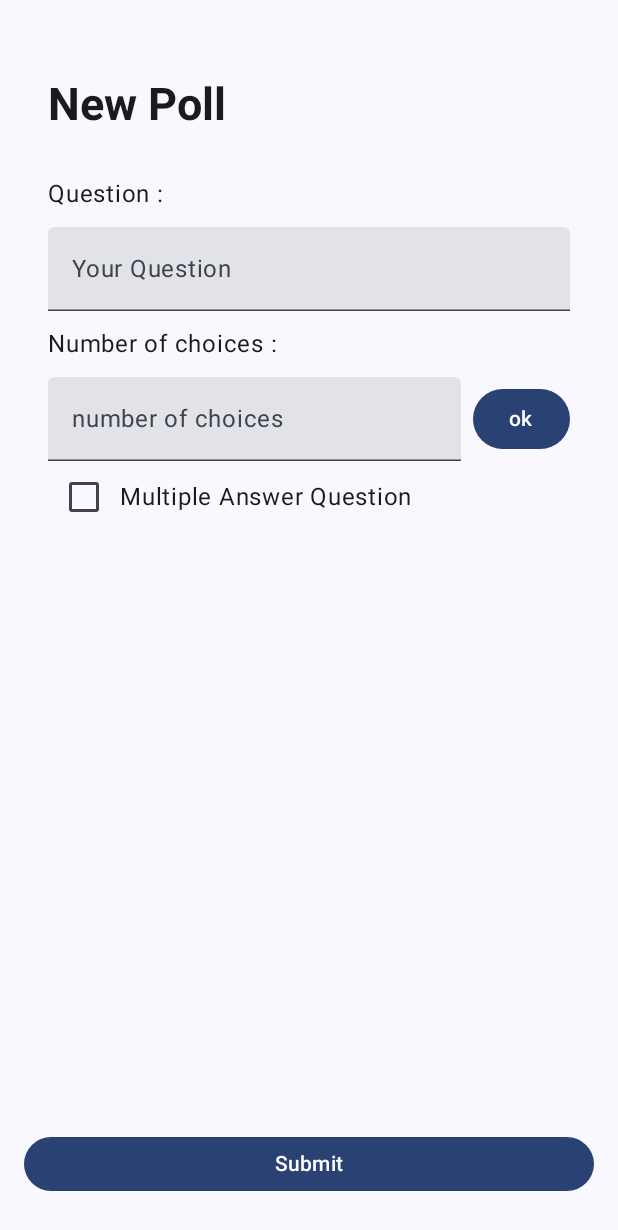
After one commit to foivos-laz/Mobile_Computing_Project, an Android app built with Jetpack Compose: the PollCreationPage screen opened through its navigation route, on a phone screen of 412 x 824 dp. The commit adds this screen. Shown: the top 1230 px of the screen. Run offline under Robolectric (Android 15) with nearby library versions, the phone set to English and light mode, and no system bars; our stand-ins replace Firebase (no records; nobody signed in at launch, a user with empty details on screens opened directly).

Commit message:
add poll and poll creation

```diff
--- a/app/src/main/java/com/example/mobilecomputingassignment/AppNavigation.kt
+++ b/app/src/main/java/com/example/mobilecomputingassignment/AppNavigation.kt
@@ -9,6 +9,7 @@ import androidx.navigation.compose.rememberNavController
 import com.example.mobilecomputingassignment.model.EventModel
 import com.example.mobilecomputingassignment.pages.ClubDetailsPage
 import com.example.mobilecomputingassignment.pages.EventDetailsPage
+import com.example.mobilecomputingassignment.pages.PollCreationPage
 import com.example.mobilecomputingassignment.screen.AuthScreen
 import com.example.mobilecomputingassignment.screen.HomeScreen
 import com.example.mobilecomputingassignment.screen.LoginScreen
@@ -60,6 +61,9 @@ fun AppNavigation(modifier: Modifier = Modifier) {
             var clubID = it.arguments?.getString("uid")
             ClubDetailsPage(modifier, clubID?:"")
         }
+        composable(Routes.pollcreationpage) {
+            PollCreationPage(modifier)
+        }
     })
 }
 
--- a/app/src/main/java/com/example/mobilecomputingassignment/Routes.kt
+++ b/app/src/main/java/com/example/mobilecomputingassignment/Routes.kt
@@ -8,4 +8,5 @@ object Routes {
     var namechangescreen = "NameChangeScreen"
     var eventdetailspage = "EventDetailsPage"
     var clubdetailspage = "ClubDetailsPage"
+    var pollcreationpage = "PollCreationPage"
 }
--- /dev/null
+++ b/app/src/main/java/com/example/mobilecomputingassignment/pages/PollCreationPage.kt
@@ -0,0 +1,172 @@
+package com.example.mobilecomputingassignment.pages
+
+import androidx.compose.foundation.clickable
+import androidx.compose.foundation.layout.Box
+import androidx.compose.foundation.layout.Column
+import androidx.compose.foundation.layout.Row
+import androidx.compose.foundation.layout.Spacer
+import androidx.compose.foundation.layout.fillMaxSize
+import androidx.compose.foundation.layout.fillMaxWidth
+import androidx.compose.foundation.layout.height
+import androidx.compose.foundation.layout.padding
+import androidx.compose.foundation.layout.width
+import androidx.compose.foundation.rememberScrollState
+import androidx.compose.foundation.verticalScroll
+import androidx.compose.material3.Button
+import androidx.compose.material3.Checkbox
+import androidx.compose.runtime.Composable
+import androidx.compose.material3.Text
+import androidx.compose.material3.TextField
+import androidx.compose.runtime.mutableStateListOf
+import androidx.compose.runtime.remember
+import androidx.compose.ui.Modifier
+import androidx.compose.runtime.mutableStateOf
+import androidx.compose.ui.Alignment
+import androidx.compose.ui.graphics.Color
+import androidx.compose.ui.text.TextStyle
+import androidx.compose.ui.text.font.FontWeight
+import androidx.compose.ui.unit.dp
+import androidx.compose.ui.unit.sp
+import com.google.firebase.firestore.FirebaseFirestore
+import com.example.mobilecomputingassignment.GlobalNavigation
+import com.example.mobilecomputingassignment.Routes
+import com.google.firebase.Firebase
+import com.google.firebase.firestore.firestore
+
+@Composable
+fun PollCreationPage(modifier: Modifier = Modifier) {
+    Box(modifier = Modifier.fillMaxSize()) {
+        val scrollState = rememberScrollState()
+        val texte = remember { mutableStateListOf("") }
+        var errorMessage = remember { mutableStateOf(false) }
+        val isNumberChoose = remember { mutableStateOf(false) }
+        val multipleChoice = remember { mutableStateOf(false) }
+        Column(modifier = Modifier.fillMaxWidth().padding(32.dp)
+            .verticalScroll(scrollState)
+            .padding(0.dp,0.dp, 0.dp, 60.dp)) {
+            Text(
+                text = "New Poll",
+                modifier = Modifier.fillMaxWidth().padding(0.dp, 20.dp),
+                style = TextStyle(
+                    fontSize = 30.sp,
+                    fontWeight = FontWeight.Bold
+                )
+
+            )
+            Text(
+                text = "Question :",
+                modifier = Modifier.padding(0.dp, 10.dp)
+            )
+            TextField(
+                value = texte[0],
+                onValueChange = { it: String -> texte[0] = it },
+                label = { Text("Your Question") },
+                modifier = Modifier.fillMaxWidth()
+            )
+            val chosenNumber = remember { mutableStateOf(2) }
+            if (isNumberChoose.value) {
+                for (i in 0 until chosenNumber.value) {
+                    Text(
+                        text = "Choice ${i + 1} :",
+                        modifier = Modifier.padding(0.dp, 10.dp)
+                    )
+                    TextField(
+                        value = texte[i + 1],
+                        onValueChange = { it: String -> texte[i + 1] = it },
+                        label = { Text("Choice ${i + 1}") },
+                        modifier = Modifier.fillMaxWidth()
+                    )
+                }
+            } else {
+                val showMessage = remember { mutableStateOf(false) }
+                Text(
+                    text = "Number of choices :",
+                    modifier = Modifier.padding(0.dp, 10.dp)
+                )
+                Row {
+                    val numberInput = remember { mutableStateOf("") }
+                    TextField(
+                        value = numberInput.value,
+                        onValueChange = { newValue ->
+                            numberInput.value = newValue
+                            val number = newValue.toIntOrNull()
+                            showMessage.value = number == null || number < 2
+                        },
+                        label = { Text("number of choices") },
+                        modifier = Modifier.weight(1f)
+                    )
+                    Spacer(modifier = Modifier.width(8.dp))
+                    Button(
+                        onClick = {
+                            val number = numberInput.value.toIntOrNull()
+                            if (number != null && number >= 2 && !showMessage.value) {
+                                chosenNumber.value = number
+                                while (texte.size < number + 1) {
+                                    texte.add("")
+                                }
+                                isNumberChoose.value = true
+                            }
+                        },
+                        modifier = Modifier.align(Alignment.CenterVertically)
+                    ) {
+                        Text("ok")
+                    }
+                }
+                if (showMessage.value) {
+                    Text(
+                        text = "Minimum number of choices = 2, please put 2 or more",
+                        color = Color.Red
+                    )
+                }
+            }
+            Row(modifier = Modifier.clickable { multipleChoice.value = !multipleChoice.value }) {
+                Checkbox(
+                    checked = multipleChoice.value,
+                    onCheckedChange = { newValue -> multipleChoice.value = newValue }
+                )
+                Text(
+                    text = "Multiple Answer Question",
+                    modifier = Modifier.align(Alignment.CenterVertically)
+                )
+            }
+        }
+        if (errorMessage.value){
+            Text(text = "The question or some choices are not filled ",
+                color = Color.Red,
+                modifier = Modifier
+                    .align(Alignment.BottomCenter)
+                    .padding(bottom = 75.dp))
+        }
+        Button(
+            onClick = { if (texte.all { it.isNotBlank() } && isNumberChoose.value){
+                errorMessage.value = false
+                sendNewPoll(texte, multipleChoice.value)
+                GlobalNavigation.navController.navigate(Routes.homescreen)
+            } else {
+                errorMessage.value = true
+            }},
+            modifier = Modifier
+                .fillMaxWidth()
+                .height(66.dp)
+                .align(Alignment.BottomCenter)
+                .padding(horizontal = 16.dp)
+                .padding(bottom = 30.dp)
+        ) {
+            Text("Submit", color = Color.White)
+        }
+    }
+}
+
+fun sendNewPoll(texte : MutableList<String> , multipleAnswers : Boolean){
+    //val db = FirebaseFirestore.getInstance()
+    val pollID = Firebase.firestore.collection("poll").document().id
+    val newPoll = hashMapOf(
+        "id" to pollID,
+        "question" to texte[0],
+        "choices" to texte.drop(1),
+        "creationDate" to com.google.firebase.Timestamp.now(),
+        "multipleChoice" to multipleAnswers,
+        "answers" to mapOf<String, List<String>>()
+    )
+    Firebase.firestore.collection("poll").document(pollID).set(newPoll)
+}
--- a/app/src/main/java/com/example/mobilecomputingassignment/pages/PollsPage.kt
+++ b/app/src/main/java/com/example/mobilecomputingassignment/pages/PollsPage.kt
@@ -16,9 +16,11 @@ import androidx.compose.ui.text.font.FontWeight
 import androidx.compose.ui.unit.dp
 import androidx.compose.ui.unit.sp
 import com.example.mobilecomputingassignment.R
+import com.example.mobilecomputingassignment.components.EventsView
+import com.example.mobilecomputingassignment.components.PollView
 
 @Composable
-fun PollsPage(modifier: Modifier = Modifier) {
+fun PollsPage(modifier: Modifier = Modifier, userId : String) {
     Color(0xFFF87217)
 
     Column(modifier = Modifier.fillMaxSize()
@@ -34,10 +36,10 @@ fun PollsPage(modifier: Modifier = Modifier) {
                 modifier = Modifier.fillMaxWidth(),
                 style = TextStyle(
                     fontSize = 30.sp,
-                    //fontFamily = FontFamily.Monospace,
                     fontWeight = FontWeight.Bold
                 )
             )
         }
+        PollView(modifier, userId)
     }
 }
```
Also changed, not shown: app/src/main/java/com/example/mobilecomputingassignment/components/PollView.kt (added, +252 -0 lines), app/src/main/java/com/example/mobilecomputingassignment/model/PollModel.kt (added, +12 -0 lines), app/src/main/java/com/example/mobilecomputingassignment/screen/HomeScreen.kt (+8 -4 lines).
